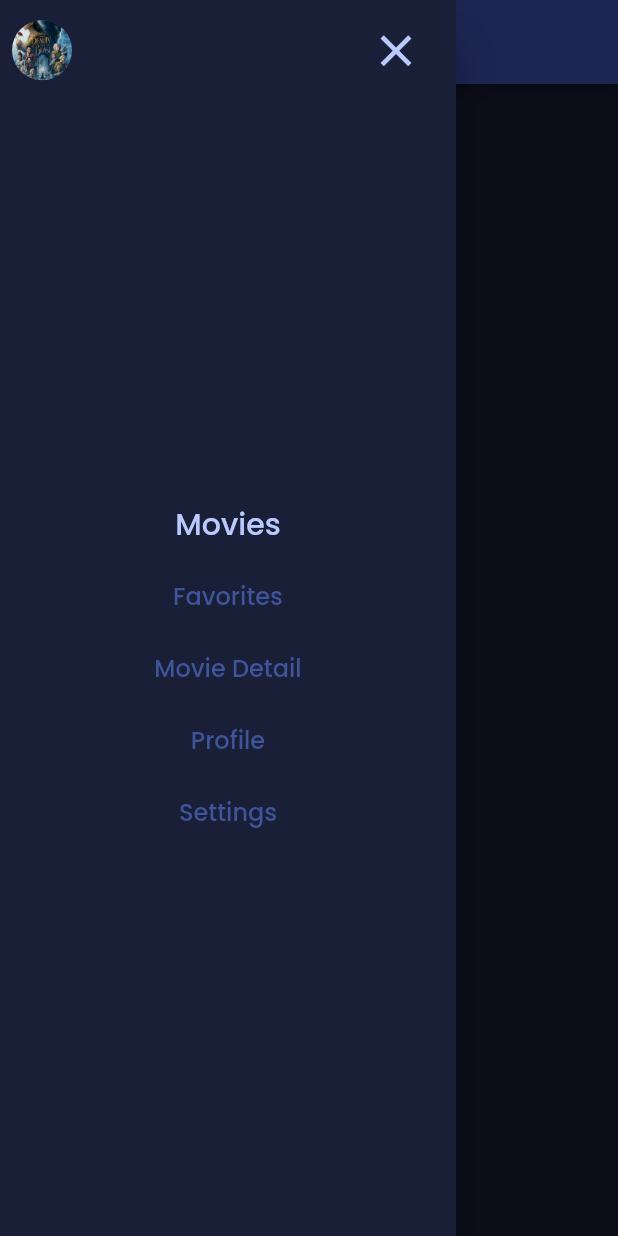
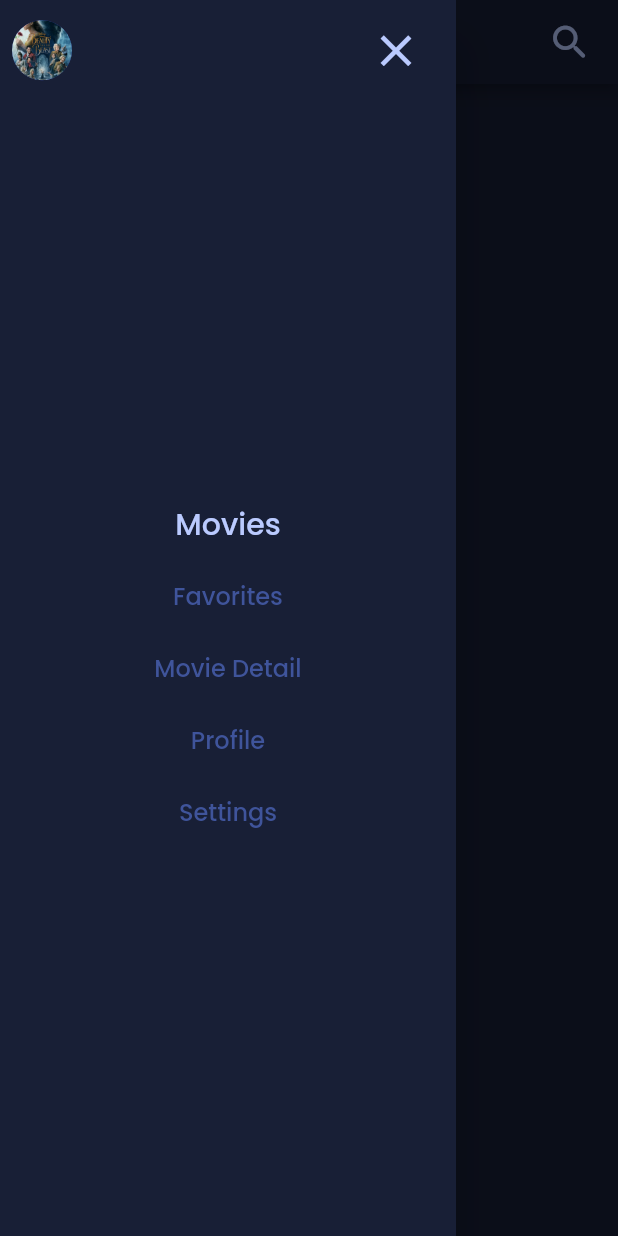
Before and after one commit to aldaineclarke/mangamania, a Flutter app: the screen it shows after launch, with the side drawer open, on a phone screen of 412 x 824 dp. Run offline on Flutter 3.47's test engine with Material 2 defaults, Android fonts, the light colour scheme and no system bars.

Commit message:
updated navigation style

```diff
--- a/lib/screens/homeScreen.dart
+++ b/lib/screens/homeScreen.dart
@@ -15,7 +15,16 @@ class _HomeScreenState extends State<HomeScreen> {
     return Scaffold(
         backgroundColor: AppColors.primaryColor,
         appBar: AppBar(
-
+          iconTheme: IconThemeData(color : AppColors.titleColor, size: 30),
+          backgroundColor: AppColors.primaryColor,
+          centerTitle: true,
+          title: Image(image:AssetImage("assets/moviemania_logo.png"), height: 30.0,),
+          actions: [
+            TextButton(
+              onPressed: (){},
+              child: Icon(Icons.search_rounded, size: 30.0, color:AppColors.titleColor)
+            )
+          ],
         ),
         body: Center(child:Container()),
         drawer: SafeArea(
```
Also changed, not shown: assets/moviemania_logo.png (added).
